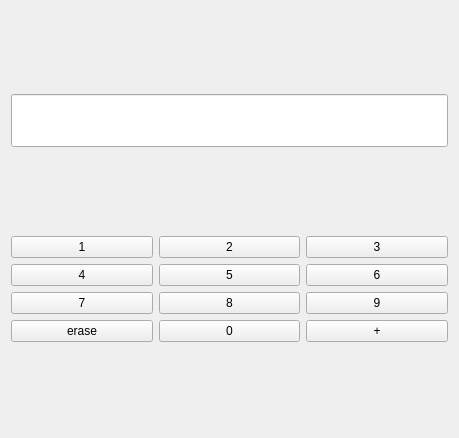
Above: form.ui from DegKir/QT-calculator before the change. Below: the same form after it.
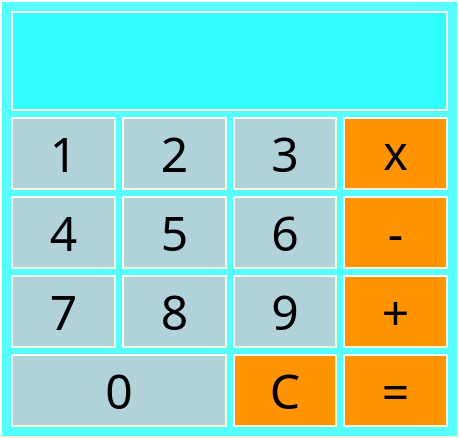
That is the form after the change. Custom widgets are drawn as their Qt base class.

What changed in the file:
```diff
--- a/form.ui
+++ b/form.ui
@@ -13,19 +13,32 @@
   <property name="windowTitle">
    <string>Form</string>
   </property>
+  <property name="styleSheet">
+   <string notr="true">background-color:rgba(0, 253, 255, 108);
+	border-style: outset;
+    border-width: 2px;
+    border-color: beige;
+</string>
+  </property>
   <layout class="QVBoxLayout" name="verticalLayout">
    <item>
     <widget class="QLineEdit" name="lineEdit">
      <property name="sizePolicy">
-      <sizepolicy hsizetype="Preferred" vsizetype="Fixed">
+      <sizepolicy hsizetype="Preferred" vsizetype="Minimum">
        <horstretch>0</horstretch>
        <verstretch>0</verstretch>
       </sizepolicy>
      </property>
+     <property name="minimumSize">
+      <size>
+       <width>0</width>
+       <height>100</height>
+      </size>
+     </property>
      <property name="font">
       <font>
        <family>American Typewriter</family>
-       <pointsize>24</pointsize>
+       <pointsize>48</pointsize>
       </font>
      </property>
      <property name="text">
@@ -40,19 +53,148 @@
     </widget>
    </item>
    <item>
-    <layout class="QGridLayout" name="gridLayout">
-     <item row="0" column="0">
-      <widget class="QPushButton" name="one_button">
+    <layout class="QGridLayout" name="gridLayout_2">
+     <property name="sizeConstraint">
+      <enum>QLayout::SetDefaultConstraint</enum>
+     </property>
+     <item row="1" column="3">
+      <widget class="OperButton" name="minus_button">
+       <property name="sizePolicy">
+        <sizepolicy hsizetype="Expanding" vsizetype="Expanding">
+         <horstretch>0</horstretch>
+         <verstretch>0</verstretch>
+        </sizepolicy>
+       </property>
+       <property name="font">
+        <font>
+         <family>American Typewriter</family>
+         <pointsize>36</pointsize>
+        </font>
+       </property>
+       <property name="styleSheet">
+        <string notr="true">background-color:rgb(255, 147, 0);
+	border-style: outset;
+    border-width: 2px;
+    border-color: beige;
+</string>
+       </property>
        <property name="text">
-        <string>1</string>
+        <string>-</string>
        </property>
        <property name="shortcut">
-        <string>1</string>
+        <string>-</string>
+       </property>
+      </widget>
+     </item>
+     <item row="2" column="2">
+      <widget class="NumButton" name="nine_button">
+       <property name="sizePolicy">
+        <sizepolicy hsizetype="Expanding" vsizetype="Expanding">
+         <horstretch>0</horstretch>
+         <verstretch>0</verstretch>
+        </sizepolicy>
+       </property>
+       <property name="font">
+        <font>
+         <family>American Typewriter</family>
+         <pointsize>36</pointsize>
+        </font>
+       </property>
+       <property name="styleSheet">
+        <string notr="true">background-color:rgb(178, 210, 217);
+	border-style: outset;
+    border-width: 2px;
+    border-color: beige;
+</string>
+       </property>
+       <property name="text">
+        <string>9</string>
+       </property>
+       <property name="shortcut">
+        <string>9</string>
+       </property>
+      </widget>
+     </item>
+     <item row="0" column="3">
+      <widget class="OperButton" name="mult_button">
+       <property name="sizePolicy">
+        <sizepolicy hsizetype="Expanding" vsizetype="Expanding">
+         <horstretch>0</horstretch>
+         <verstretch>0</verstretch>
+        </sizepolicy>
+       </property>
+       <property name="font">
+        <font>
+         <family>Arial</family>
+         <pointsize>36</pointsize>
+        </font>
+       </property>
+       <property name="styleSheet">
+        <string notr="true">background-color:rgb(255, 147, 0);
+	border-style: outset;
+    border-width: 2px;
+    border-color: beige;
+</string>
+       </property>
+       <property name="text">
+        <string>x</string>
+       </property>
+       <property name="shortcut">
+        <string>*</string>
+       </property>
+      </widget>
+     </item>
+     <item row="3" column="3">
+      <widget class="QPushButton" name="equality_button">
+       <property name="sizePolicy">
+        <sizepolicy hsizetype="Expanding" vsizetype="Expanding">
+         <horstretch>0</horstretch>
+         <verstretch>0</verstretch>
+        </sizepolicy>
+       </property>
+       <property name="font">
+        <font>
+         <family>American Typewriter</family>
+         <pointsize>36</pointsize>
+        </font>
+       </property>
+       <property name="styleSheet">
+        <string notr="true">background-color:rgb(255, 147, 0);
+	border-style: outset;
+    border-width: 2px;
+    border-color: beige;
+</string>
+       </property>
+       <property name="text">
+        <string>=</string>
+       </property>
+       <property name="shortcut">
+        <string>=</string>
        </property>
       </widget>
      </item>
      <item row="0" column="1">
-      <widget class="QPushButton" name="two_button">
+      <widget class="NumButton" name="two_button">
+       <property name="sizePolicy">
+        <sizepolicy hsizetype="Expanding" vsizetype="Expanding">
+         <horstretch>0</horstretch>
+         <verstretch>0</verstretch>
+        </sizepolicy>
+       </property>
+       <property name="font">
+        <font>
+         <family>American Typewriter</family>
+         <pointsize>36</pointsize>
+        </font>
+       </property>
+       <property name="styleSheet">
+        <string notr="true">background-color:rgb(178, 210, 217);
+	border-style: outset;
+    border-width: 2px;
+    border-color: beige;
+
+</string>
+       </property>
        <property name="text">
         <string>2</string>
        </property>
@@ -61,8 +203,136 @@
        </property>
       </widget>
      </item>
+     <item row="2" column="0">
+      <widget class="NumButton" name="seven_button">
+       <property name="sizePolicy">
+        <sizepolicy hsizetype="Expanding" vsizetype="Expanding">
+         <horstretch>0</horstretch>
+         <verstretch>0</verstretch>
+        </sizepolicy>
+       </property>
+       <property name="font">
+        <font>
+         <family>American Typewriter</family>
+         <pointsize>36</pointsize>
+        </font>
+       </property>
+       <property name="styleSheet">
+        <string notr="true">background-color:rgb(178, 210, 217);
+	border-style: outset;
+    border-width: 2px;
+    border-color: beige;
+</string>
+       </property>
+       <property name="text">
+        <string>7</string>
+       </property>
+       <property name="shortcut">
+        <string>7</string>
+       </property>
+      </widget>
+     </item>
+     <item row="2" column="1">
+      <widget class="NumButton" name="eight_button">
+       <property name="sizePolicy">
+        <sizepolicy hsizetype="Expanding" vsizetype="Expanding">
+         <horstretch>0</horstretch>
+         <verstretch>0</verstretch>
+        </sizepolicy>
+       </property>
+       <property name="font">
+        <font>
+         <family>American Typewriter</family>
+         <pointsize>36</pointsize>
+        </font>
+       </property>
+       <property name="autoFillBackground">
+        <bool>false</bool>
+       </property>
+       <property name="styleSheet">
+        <string notr="true">background-color:rgb(178, 210, 217);
+	border-style: outset;
+    border-width: 2px;
+    border-color: beige;
+
+</string>
+       </property>
+       <property name="text">
+        <string>8</string>
+       </property>
+       <property name="shortcut">
+        <string>8</string>
+       </property>
+       <property name="checkable">
+        <bool>false</bool>
+       </property>
+       <property name="autoRepeat">
+        <bool>false</bool>
+       </property>
+       <property name="autoExclusive">
+        <bool>false</bool>
+       </property>
+       <property name="autoDefault">
+        <bool>false</bool>
+       </property>
+       <property name="default">
+        <bool>false</bool>
+       </property>
+       <property name="flat">
+        <bool>false</bool>
+       </property>
+      </widget>
+     </item>
+     <item row="1" column="2">
+      <widget class="NumButton" name="six_button">
+       <property name="sizePolicy">
+        <sizepolicy hsizetype="Expanding" vsizetype="Expanding">
+         <horstretch>0</horstretch>
+         <verstretch>0</verstretch>
+        </sizepolicy>
+       </property>
+       <property name="font">
+        <font>
+         <family>American Typewriter</family>
+         <pointsize>36</pointsize>
+        </font>
+       </property>
+       <property name="styleSheet">
+        <string notr="true">background-color:rgb(178, 210, 217);
+	border-style: outset;
+    border-width: 2px;
+    border-color: beige;
+</string>
+       </property>
+       <property name="text">
+        <string>6</string>
+       </property>
+       <property name="shortcut">
+        <string>6</string>
+       </property>
+      </widget>
+     </item>
      <item row="0" column="2">
-      <widget class="QPushButton" name="three_button">
+      <widget class="NumButton" name="three_button">
+       <property name="sizePolicy">
+        <sizepolicy hsizetype="Expanding" vsizetype="Expanding">
+         <horstretch>0</horstretch>
+         <verstretch>0</verstretch>
+        </sizepolicy>
+       </property>
+       <property name="font">
+        <font>
+         <family>American Typewriter</family>
+         <pointsize>36</pointsize>
+        </font>
+       </property>
+       <property name="styleSheet">
+        <string notr="true">background-color:rgb(178, 210, 217);
+	border-style: outset;
+    border-width: 2px;
+    border-color: beige;
+</string>
+       </property>
        <property name="text">
         <string>3</string>
        </property>
@@ -72,7 +342,27 @@
       </widget>
      </item>
      <item row="1" column="0">
-      <widget class="QPushButton" name="four_button">
+      <widget class="NumButton" name="four_button">
+       <property name="sizePolicy">
+        <sizepolicy hsizetype="Expanding" vsizetype="Expanding">
+         <horstretch>0</horstretch>
+         <verstretch>0</verstretch>
+        </sizepolicy>
+       </property>
+       <property name="font">
+        <font>
+         <family>American Typewriter</family>
+         <pointsize>36</pointsize>
+        </font>
+       </property>
+       <property name="styleSheet">
+        <string notr="true">background-color:rgb(178, 210, 217);
+	border-style: outset;
+    border-width: 2px;
+    border-color: beige;
+
+</string>
+       </property>
        <property name="text">
         <string>4</string>
        </property>
@@ -81,14 +371,57 @@
        </property>
       </widget>
      </item>
+     <item row="2" column="3">
+      <widget class="OperButton" name="plus_button">
+       <property name="sizePolicy">
+        <sizepolicy hsizetype="Expanding" vsizetype="Expanding">
+         <horstretch>0</horstretch>
+         <verstretch>0</verstretch>
+        </sizepolicy>
+       </property>
+       <property name="font">
+        <font>
+         <family>American Typewriter</family>
+         <pointsize>36</pointsize>
+        </font>
+       </property>
+       <property name="styleSheet">
+        <string notr="true">background-color:rgb(255, 147, 0);
+	border-style: outset;
+    border-width: 2px;
+    border-color: beige;
+</string>
+       </property>
+       <property name="text">
+        <string>+</string>
+       </property>
+       <property name="shortcut">
+        <string>+</string>
+       </property>
+      </widget>
+     </item>
      <item row="1" column="1">
-      <widget class="QPushButton" name="five_button">
+      <widget class="NumButton" name="five_button">
        <property name="sizePolicy">
-        <sizepolicy hsizetype="Minimum" vsizetype="Fixed">
+        <sizepolicy hsizetype="Expanding" vsizetype="Expanding">
          <horstretch>0</horstretch>
          <verstretch>0</verstretch>
         </sizepolicy>
        </property>
+       <property name="font">
+        <font>
+         <family>American Typewriter</family>
+         <pointsize>36</pointsize>
+        </font>
+       </property>
+       <property name="styleSheet">
+        <string notr="true">background-color:rgb(178, 210, 217);
+	border-style: outset;
+    border-width: 2px;
+    border-color: beige;
+
+</string>
+       </property>
        <property name="text">
         <string>5</string>
        </property>
@@ -97,56 +430,59 @@
        </property>
       </widget>
      </item>
-     <item row="1" column="2">
-      <widget class="QPushButton" name="six_button">
-       <property name="text">
-        <string>6</string>
+     <item row="3" column="0" colspan="2">
+      <widget class="NumButton" name="zero_button">
+       <property name="sizePolicy">
+        <sizepolicy hsizetype="Expanding" vsizetype="Expanding">
+         <horstretch>0</horstretch>
+         <verstretch>0</verstretch>
+        </sizepolicy>
        </property>
-       <property name="shortcut">
-        <string>6</string>
+       <property name="font">
+        <font>
+         <family>American Typewriter</family>
+         <pointsize>36</pointsize>
+        </font>
        </property>
-      </widget>
-     </item>
-     <item row="2" column="0">
-      <widget class="QPushButton" name="seven_button">
-       <property name="text">
-        <string>7</string>
+       <property name="styleSheet">
+        <string notr="true">background-color:rgb(178, 210, 217);
+	border-style: outset;
+    border-width: 2px;
+    border-color: beige;
+</string>
        </property>
-       <property name="shortcut">
-        <string>7</string>
-       </property>
-      </widget>
-     </item>
-     <item row="2" column="1">
-      <widget class="QPushButton" name="eigh_button">
        <property name="text">
-        <string>8</string>
+        <string>0</string>
        </property>
        <property name="shortcut">
         <string>8</string>
        </property>
       </widget>
      </item>
-     <item row="2" column="2">
-      <widget class="QPushButton" name="nine_button">
-       <property name="text">
-        <string>9</string>
-       </property>
-       <property name="shortcut">
-        <string>9</string>
-       </property>
-      </widget>
-     </item>
-     <item row="3" column="1">
-      <widget class="QPushButton" name="zero_button">
+     <item row="0" column="0">
+      <widget class="NumButton" name="one_button">
        <property name="sizePolicy">
-        <sizepolicy hsizetype="Minimum" vsizetype="Fixed">
+        <sizepolicy hsizetype="Expanding" vsizetype="Expanding">
          <horstretch>0</horstretch>
          <verstretch>0</verstretch>
         </sizepolicy>
        </property>
+       <property name="font">
+        <font>
+         <family>American Typewriter</family>
+         <pointsize>36</pointsize>
+        </font>
+       </property>
+       <property name="styleSheet">
+        <string notr="true">background-color:rgb(178, 210, 217);
+	border-style: outset;
+    border-width: 2px;
+    border-color: beige;
+
+</string>
+       </property>
        <property name="text">
-        <string>0</string>
+        <string>1</string>
        </property>
        <property name="shortcut">
         <string>0</string>
@@ -154,19 +490,28 @@
       </widget>
      </item>
      <item row="3" column="2">
-      <widget class="QPushButton" name="plus_button">
-       <property name="text">
-        <string>+</string>
-       </property>
-       <property name="shortcut">
-        <string>+</string>
-       </property>
-      </widget>
-     </item>
-     <item row="3" column="0">
       <widget class="QPushButton" name="erase_button">
+       <property name="sizePolicy">
+        <sizepolicy hsizetype="Expanding" vsizetype="Expanding">
+         <horstretch>0</horstretch>
+         <verstretch>0</verstretch>
+        </sizepolicy>
+       </property>
+       <property name="font">
+        <font>
+         <family>American Typewriter</family>
+         <pointsize>36</pointsize>
+        </font>
+       </property>
+       <property name="styleSheet">
+        <string notr="true">background-color:rgb(255, 147, 0);
+	border-style: outset;
+    border-width: 2px;
+    border-color: beige;
+</string>
+       </property>
        <property name="text">
-        <string>erase</string>
+        <string>C</string>
        </property>
        <property name="shortcut">
         <string>C</string>
@@ -177,6 +522,18 @@
    </item>
   </layout>
  </widget>
+ <customwidgets>
+  <customwidget>
+   <class>NumButton</class>
+   <extends>QPushButton</extends>
+   <header>numbutton.h</header>
+  </customwidget>
+  <customwidget>
+   <class>OperButton</class>
+   <extends>QPushButton</extends>
+   <header>operbutton.h</header>
+  </customwidget>
+ </customwidgets>
  <resources/>
  <connections/>
 </ui>
```
Left out of the diff: 4 changed lines with no effect on the pictures.
